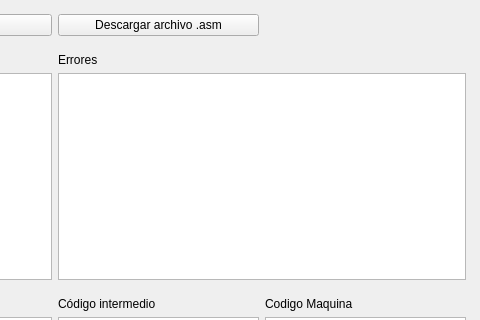
Above: views/designs/main_view.ui from DanielSajvin/Compiler before the change; both pictures show x 370 to 850 and y 0 to 320 of the 850 by 560 pixel window. Below: the same form after it.
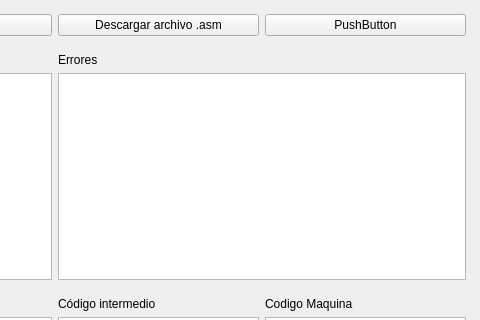
That is the form after the change.

Commit message: Se añadio el codigo para el .exe

The edit to the form file:
```diff
--- a/views/designs/main_view.ui
+++ b/views/designs/main_view.ui
@@ -228,6 +228,13 @@
       </property>
      </widget>
     </item>
+    <item row="1" column="4">
+     <widget class="QPushButton" name="btn_generate_exe">
+      <property name="text">
+       <string>PushButton</string>
+      </property>
+     </widget>
+    </item>
    </layout>
   </widget>
   <widget class="QMenuBar" name="menubar">
```
